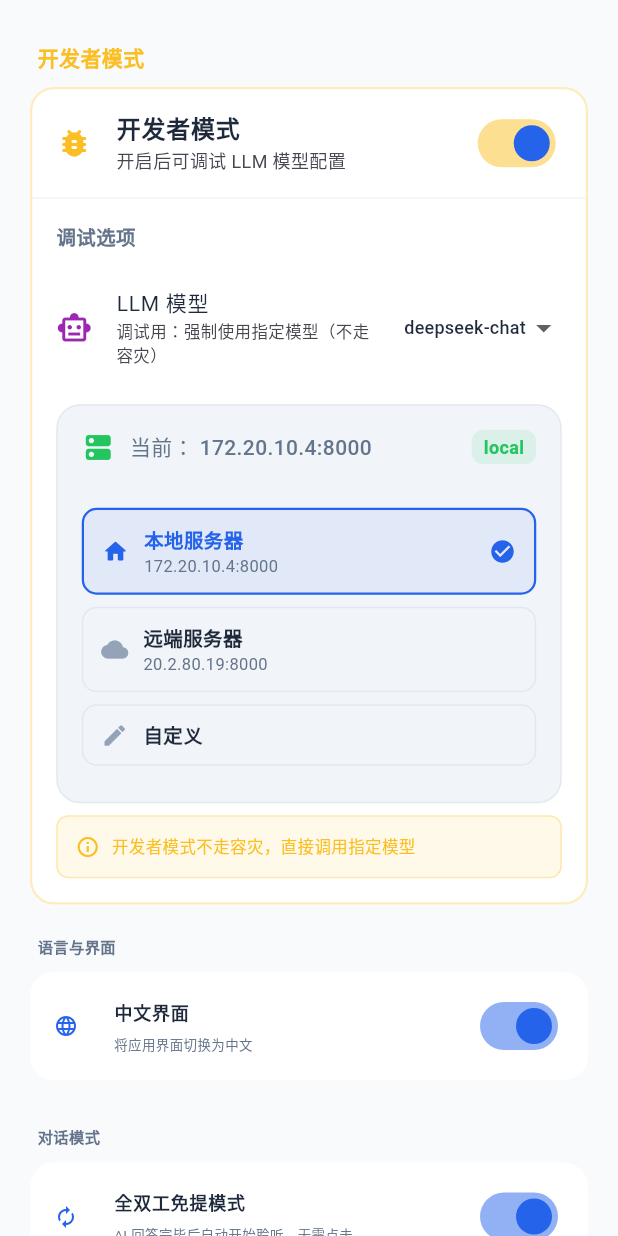
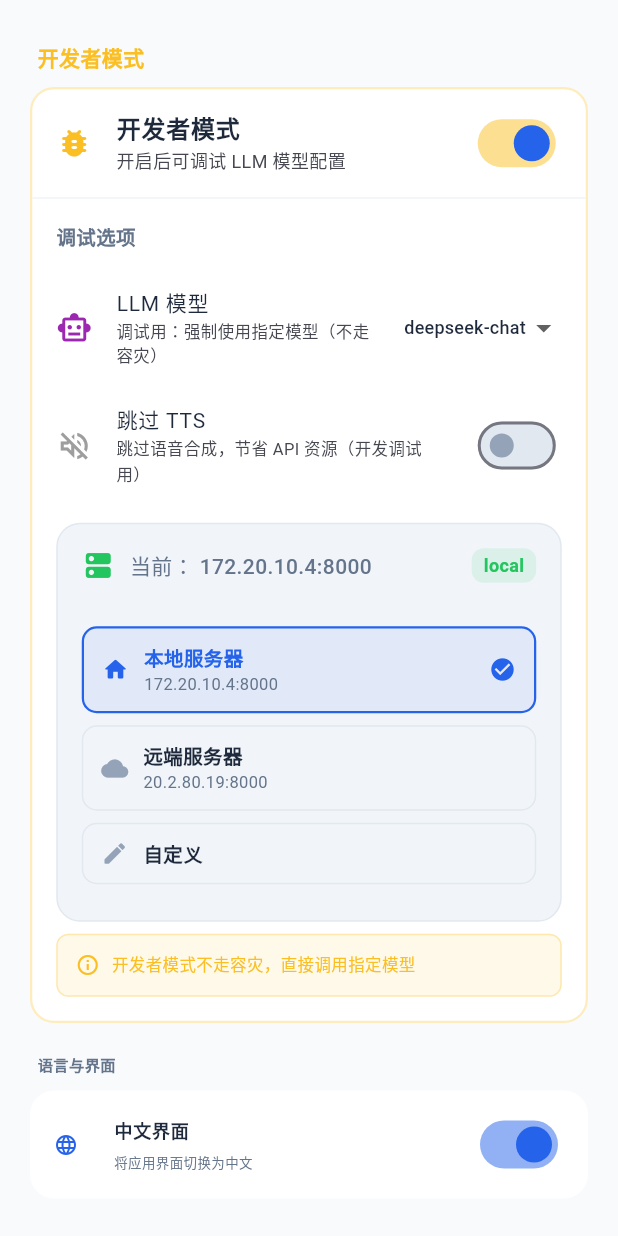
Before and after one commit to 1192934743/EnglishCoach_Project, a Flutter app: the SettingsScreen screen opened directly, after a tap on "开发者模式", on a phone screen of 412 x 824 dp. Run offline on Flutter 3.47's test engine with Material 3 defaults, Android fonts, the phone set to English and light mode, and no system bars; our stand-ins replace flutter_riverpod, lottie, permission_handler, shared_preferences; missing offline and left inert: audio_session, flutter_sound, record, vad; accounts and stored records are empty; network calls fail.

Commit message:
feat: add skip_tts toggle in dev panel
Co-authored-by: Cursor <cursoragent@cursor.com>

```diff
--- a/flutter_frontend/lib/core/config/dev_panel_config.dart
+++ b/flutter_frontend/lib/core/config/dev_panel_config.dart
@@ -40,5 +40,14 @@ class DevPanelConfig {
       icon: Icons.smart_toy_outlined,
       iconColor: Colors.purple,
     ),
+    DevPanelItem(
+      key: 'skip_tts',
+      label: '跳过 TTS',
+      subtitle: '跳过语音合成，节省 API 资源（开发调试用）',
+      type: DevPanelType.toggle,
+      defaultValue: false,
+      icon: Icons.volume_off_outlined,
+      iconColor: Colors.grey,
+    ),
   ];
 }
--- a/flutter_frontend/lib/features/chat/providers/chat_provider.dart
+++ b/flutter_frontend/lib/features/chat/providers/chat_provider.dart
@@ -246,6 +246,8 @@ class ChatNotifier extends Notifier<ChatState> {
       wsClient.sendCommand("ping", {"message": "warmup", "user_id": userId});
       await Future<void>.delayed(const Duration(milliseconds: 200));
       final settings = ref.read(settingsProvider);
+      final prefs = await SharedPreferences.getInstance();
+      final skipTts = prefs.getBool('skip_tts') ?? false;
       wsClient.sendCommand("update_lms_settings", {
         "user_id": userId,
         "depth_preference": settings.depthPreference,
@@ -253,6 +255,7 @@ class ChatNotifier extends Notifier<ChatState> {
         "learner_level": settings.learnerLevel,
         "tts_engine": settings.ttsEngine,
         "tts_voice": settings.ttsVoice,
+        "skip_tts": skipTts,
       });
     } catch (_) {}
   }
@@ -842,6 +845,8 @@ class ChatNotifier extends Notifier<ChatState> {
       final userId = await UserManager.getOrCreateUuid();
       wsClient.setUserId(userId);
       await wsClient.connect();
+      final prefs = await SharedPreferences.getInstance();
+      final skipTts = prefs.getBool('skip_tts') ?? false;
       wsClient.sendCommand("update_lms_settings", {
         "user_id": userId,
         "depth_preference": depthPreference,
@@ -849,6 +854,7 @@ class ChatNotifier extends Notifier<ChatState> {
         "learner_level": learnerLevel,
         "tts_engine": ttsEngine,
         "tts_voice": ttsVoice,
+        "skip_tts": skipTts,
       });
     } catch (_) {}
   }
--- a/flutter_frontend/lib/features/settings/screens/settings_screen.dart
+++ b/flutter_frontend/lib/features/settings/screens/settings_screen.dart
@@ -624,6 +624,49 @@ class _SettingsScreenState extends ConsumerState<SettingsScreen> {
   }
 }
 
+// 跳过 TTS 开关 Widget（通过 key 查找配置）
+Widget _buildSkipTtsSwitch({
+  required BuildContext context,
+  required WidgetRef ref,
+  required bool skipTts,
+  required Function(bool) onChanged,
+}) {
+  // 通过 key 查找配置项
+  final skipTtsConfig = DevPanelConfig.panels.firstWhere(
+    (p) => p.key == 'skip_tts',
+    orElse: () => const DevPanelItem(
+      key: 'skip_tts',
+      label: '跳过 TTS',
+      subtitle: '跳过语音合成，节省 API 资源（开发调试用）',
+      type: DevPanelType.toggle,
+      defaultValue: false,
+      icon: Icons.volume_off_outlined,
+      iconColor: Colors.grey,
+    ),
+  );
+
+  return ListTile(
+    contentPadding: EdgeInsets.zero,
+    leading: Icon(
+      skipTtsConfig.icon,
+      color: skipTtsConfig.iconColor,
+    ),
+    title: Text(
+      skipTtsConfig.label,
+      style: const TextStyle(fontSize: 14),
+    ),
+    subtitle: Text(
+      skipTtsConfig.subtitle ?? '',
+      style: const TextStyle(fontSize: 11),
+    ),
+    trailing: Switch(
+      value: skipTts,
+      activeColor: AppColors.warning,
+      onChanged: onChanged,
+    ),
+  );
+}
+
 // ── 开发者模式面板 Widget ──────────────────────────────────────────────────────
 class _DevModePanel extends ConsumerStatefulWidget {
   final VoidCallback onServerChanged;
@@ -636,6 +679,7 @@ class _DevModePanel extends ConsumerStatefulWidget {
 class _DevModePanelState extends ConsumerState<_DevModePanel> {
   bool _devModeEnabled = false;
   String _selectedModel = 'deepseek-chat';
+  bool _skipTts = false;
   bool _initialized = false;
 
   @override
@@ -652,6 +696,7 @@ class _DevModePanelState extends ConsumerState<_DevModePanel> {
         final savedModel = prefs.getString(DevPanelConfig.llmModelKey) ?? 'deepseek-chat';
         final availableModels = DevPanelConfig.panels[0].options ?? [];
         _selectedModel = availableModels.contains(savedModel) ? savedModel : (availableModels.isNotEmpty ? availableModels.first : 'deepseek-chat');
+        _skipTts = prefs.getBool('skip_tts') ?? false;
         _initialized = true;
       });
     }
@@ -667,6 +712,23 @@ class _DevModePanelState extends ConsumerState<_DevModePanel> {
     final prefs = await SharedPreferences.getInstance();
     await prefs.setString(DevPanelConfig.llmModelKey, model);
     setState(() => _selectedModel = model);
+  }
+
+  Future<void> _saveSkipTts(bool value) async {
+    final prefs = await SharedPreferences.getInstance();
+    await prefs.setBool('skip_tts', value);
+    setState(() => _skipTts = value);
+    // 发送 WebSocket 命令通知后端
+    try {
+      final wsClient = ref.read(websocketProvider);
+      final userId = await UserManager.getOrCreateUuid();
+      wsClient.sendCommand("update_lms_settings", {
+        "user_id": userId,
+        "skip_tts": value,
+      });
+    } catch (e) {
+      debugPrint("Failed to send skip_tts to backend: $e");
+    }
   }
 
   @override
@@ -745,6 +807,13 @@ class _DevModePanelState extends ConsumerState<_DevModePanel> {
                             if (v != null) _saveModel(v);
                           },
                         ),
+                      ),
+                      // 跳过 TTS 开关
+                      _buildSkipTtsSwitch(
+                        context: context,
+                        ref: ref,
+                        skipTts: _skipTts,
+                        onChanged: _saveSkipTts,
                       ),
                       const SizedBox(height: 12),
                       // 服务器配置
```
Also changed, not shown: 2 other files.
